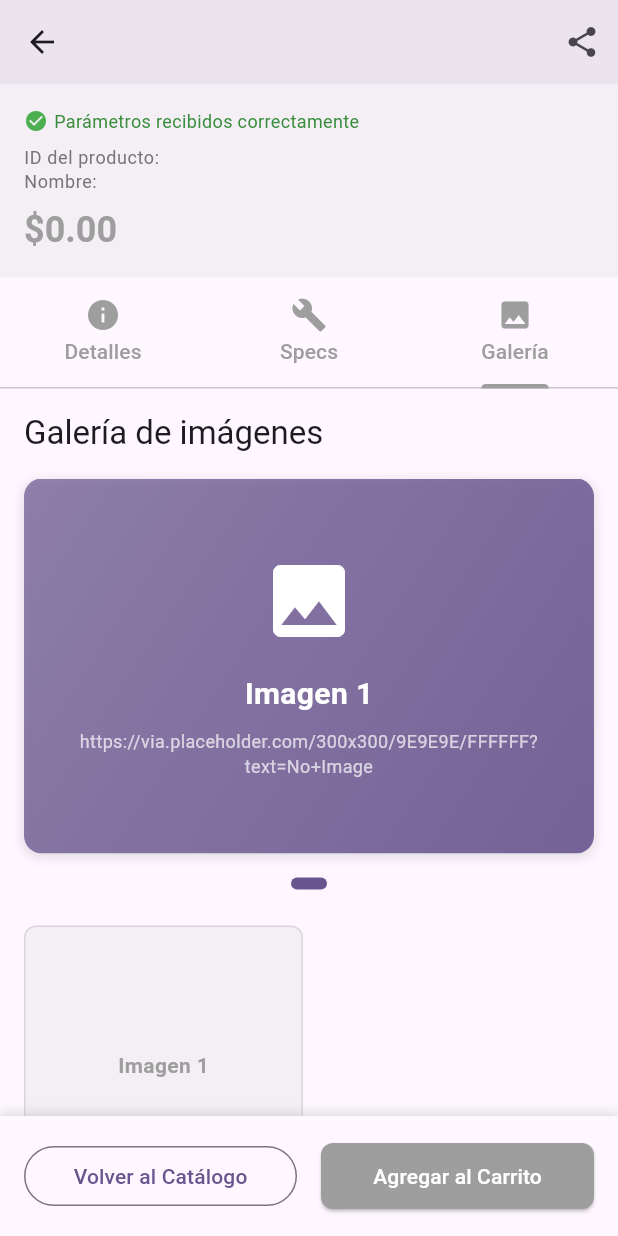
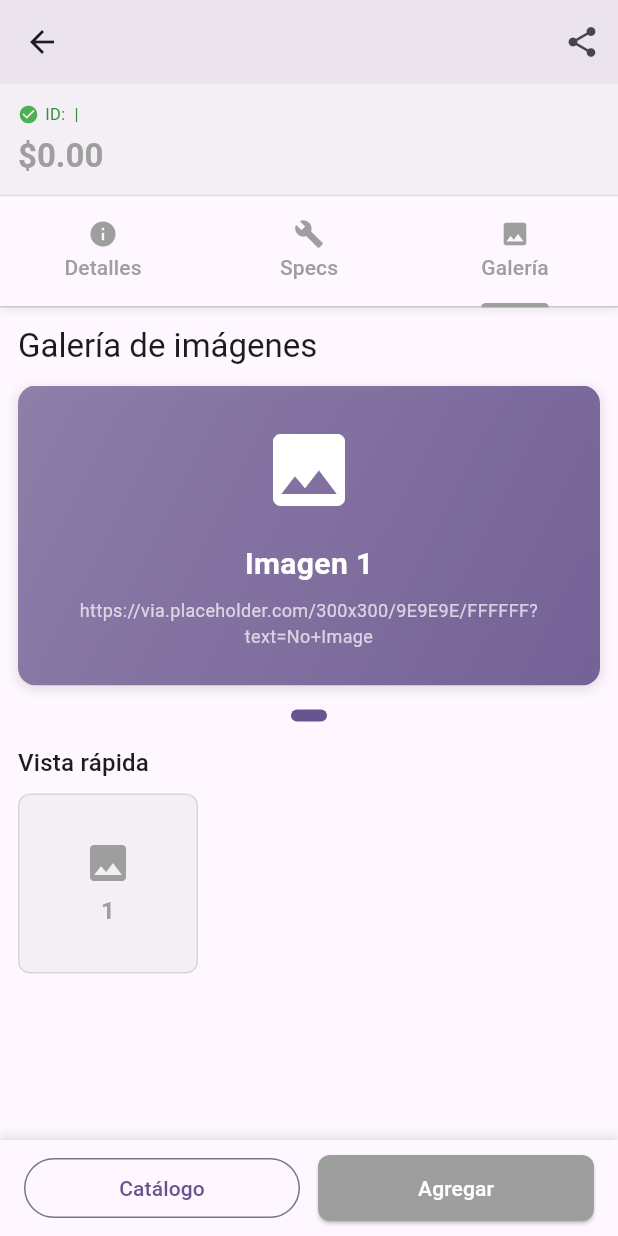
Before and after one commit to TheBarkats/TalleresMoviles, a Flutter app: the ProductDetailPage screen opened directly with empty values, tab 3 chosen, on a phone screen of 412 x 824 dp. Run offline on Flutter 3.47's test engine with Material 3 defaults, Android fonts, the phone set to English and light mode, and no system bars; our stand-ins replace go_router.

Commit message:
Solucionando overflow en GridView - usando Stack con altura fija

```diff
--- a/lib/features/taller2/presentation/pages/product_detail_page.dart
+++ b/lib/features/taller2/presentation/pages/product_detail_page.dart
@@ -27,7 +27,7 @@ class _ProductDetailPageState extends State<ProductDetailPage>
     super.initState();
     // LIFECYCLE: initState se ejecuta una sola vez al crear el widget
     // Inicializamos el TabController y cargamos datos del producto
-    print('🟢 ProductDetailPage - initState(): Inicializando detalle del producto ID: ${widget.productId}');
+    debugPrint('🟢 ProductDetailPage - initState(): Inicializando detalle del producto ID: ${widget.productId}');
 
     _tabController = TabController(length: 3, vsync: this);
     _loadProductData();
@@ -38,7 +38,7 @@ class _ProductDetailPageState extends State<ProductDetailPage>
     super.didChangeDependencies();
     // LIFECYCLE: Se ejecuta después de initState y cuando cambian las dependencias
     // Útil para operaciones que dependen del contexto como Theme, MediaQuery
-    print('🟡 ProductDetailPage - didChangeDependencies(): Configurando dependencias del contexto');
+    debugPrint('🟡 ProductDetailPage - didChangeDependencies(): Configurando dependencias del contexto');
   }
 
   void _loadProductData() {
@@ -120,19 +120,19 @@ class _ProductDetailPageState extends State<ProductDetailPage>
   @override
   Widget build(BuildContext context) {
     // LIFECYCLE: Se ejecuta cada vez que se necesita reconstruir el widget
-    print('🔵 ProductDetailPage - build(): Construyendo UI del producto ${widget.productName}');
+    debugPrint('🔵 ProductDetailPage - build(): Construyendo UI del producto ${widget.productName}');
 
     return Scaffold(
       appBar: AppBar(
         title: Text(productData['name']),
-        backgroundColor: productData['color'].withOpacity(0.1),
+        backgroundColor: productData['color'].withValues(alpha: 0.1),
         actions: [
           IconButton(
             icon: const Icon(Icons.share),
             onPressed: () {
               setState(() {
                 // LIFECYCLE: setState fuerza una reconstrucción del widget
-                print('🔄 ProductDetailPage - setState(): Compartiendo producto');
+                debugPrint('🔄 ProductDetailPage - setState(): Compartiendo producto');
               });
               ScaffoldMessenger.of(context).showSnackBar(
                 SnackBar(
@@ -145,13 +145,22 @@ class _ProductDetailPageState extends State<ProductDetailPage>
         ],
       ),
 
-      body: Column(
+      body: SafeArea(
+        child: Column(
           children: [
-          // Información básica del producto
+            // Información básica del producto - Más compacta
             Container(
               width: double.infinity,
-            padding: const EdgeInsets.all(16.0),
-            color: productData['color'].withOpacity(0.1),
+              padding: const EdgeInsets.all(12.0),
+              decoration: BoxDecoration(
+                color: productData['color'].withValues(alpha: 0.1),
+                border: Border(
+                  bottom: BorderSide(
+                    color: productData['color'].withValues(alpha: 0.2),
+                    width: 1,
+                  ),
+                ),
+              ),
               child: Column(
                 crossAxisAlignment: CrossAxisAlignment.start,
                 children: [
@@ -160,35 +169,25 @@ class _ProductDetailPageState extends State<ProductDetailPage>
                       Icon(
                         Icons.check_circle,
                         color: Colors.green,
-                      size: 16,
+                        size: 14,
                       ),
                       const SizedBox(width: 4),
-                    Text(
-                      'Parámetros recibidos correctamente',
+                      Expanded(
+                        child: Text(
+                          'ID: ${widget.productId} | ${widget.productName}',
                           style: TextStyle(
                             color: Colors.green.shade700,
-                        fontSize: 12,
+                            fontSize: 11,
+                          ),
+                          overflow: TextOverflow.ellipsis,
                         ),
                       ),
                     ],
                   ),
-                const SizedBox(height: 8),
-                Text(
-                  'ID del producto: ${widget.productId}',
-                  style: Theme.of(context).textTheme.bodySmall?.copyWith(
-                    color: Colors.grey.shade600,
-                  ),
-                ),
-                Text(
-                  'Nombre: ${widget.productName}',
-                  style: Theme.of(context).textTheme.bodySmall?.copyWith(
-                    color: Colors.grey.shade600,
-                  ),
-                ),
-                const SizedBox(height: 8),
+                  const SizedBox(height: 6),
                   Text(
                     '\$${productData['price'].toStringAsFixed(2)}',
-                  style: Theme.of(context).textTheme.headlineSmall?.copyWith(
+                    style: Theme.of(context).textTheme.titleLarge?.copyWith(
                       color: productData['color'],
                       fontWeight: FontWeight.bold,
                     ),
@@ -198,16 +197,28 @@ class _ProductDetailPageState extends State<ProductDetailPage>
             ),
 
             // TabBar para diferentes secciones
-          TabBar(
+            Container(
+              decoration: BoxDecoration(
+                color: Theme.of(context).scaffoldBackgroundColor,
+                boxShadow: [
+                  BoxShadow(
+                    color: Colors.grey.withValues(alpha: 0.2),
+                    offset: const Offset(0, 2),
+                    blurRadius: 4,
+                  ),
+                ],
+              ),
+              child: TabBar(
                 controller: _tabController,
                 labelColor: productData['color'],
                 unselectedLabelColor: Colors.grey,
                 indicatorColor: productData['color'],
                 tabs: const [
-              Tab(icon: Icon(Icons.info), text: 'Detalles'),
-              Tab(icon: Icon(Icons.build), text: 'Specs'),
-              Tab(icon: Icon(Icons.photo), text: 'Galería'),
+                  Tab(icon: Icon(Icons.info, size: 20), text: 'Detalles'),
+                  Tab(icon: Icon(Icons.build, size: 20), text: 'Specs'),
+                  Tab(icon: Icon(Icons.photo, size: 20), text: 'Galería'),
                 ],
+              ),
             ),
 
             // Contenido de las tabs
@@ -223,37 +234,40 @@ class _ProductDetailPageState extends State<ProductDetailPage>
             ),
           ],
         ),
+      ),
 
-      // Botones de acción
+      // Botones de acción - Más compactos
       bottomNavigationBar: Container(
-        padding: const EdgeInsets.all(16.0),
+        padding: const EdgeInsets.symmetric(horizontal: 16.0, vertical: 8.0),
         decoration: BoxDecoration(
           color: Theme.of(context).scaffoldBackgroundColor,
           boxShadow: [
             BoxShadow(
-              color: Colors.grey.withOpacity(0.3),
+              color: Colors.grey.withValues(alpha: 0.3),
               spreadRadius: 1,
               blurRadius: 5,
               offset: const Offset(0, -2),
             ),
           ],
         ),
+        child: SafeArea(
           child: Row(
             children: [
               Expanded(
                 child: OutlinedButton(
                   onPressed: () => context.go('/'),
-                child: const Text('Volver al Catálogo'),
+                  child: const Text('Catálogo'),
                 ),
               ),
-            const SizedBox(width: 16),
+              const SizedBox(width: 12),
               Expanded(
                 child: ElevatedButton(
                   onPressed: () {
                     ScaffoldMessenger.of(context).showSnackBar(
                       SnackBar(
-                      content: Text('${productData['name']} agregado al carrito'),
+                        content: Text('${productData['name']} agregado'),
                         backgroundColor: productData['color'],
+                        duration: const Duration(seconds: 2),
                       ),
                     );
                   },
@@ -261,10 +275,11 @@ class _ProductDetailPageState extends State<ProductDetailPage>
                     backgroundColor: productData['color'],
                     foregroundColor: Colors.white,
                   ),
-                child: const Text('Agregar al Carrito'),
+                  child: const Text('Agregar'),
                 ),
               ),
             ],
+          ),
         ),
       ),
     );
@@ -357,7 +372,7 @@ class _ProductDetailPageState extends State<ProductDetailPage>
 
   Widget _buildGalleryTab() {
     return SingleChildScrollView(
-      padding: const EdgeInsets.all(16.0),
+      padding: const EdgeInsets.all(12.0),
       child: Column(
         crossAxisAlignment: CrossAxisAlignment.start,
         children: [
@@ -365,42 +380,60 @@ class _ProductDetailPageState extends State<ProductDetailPage>
             'Galería de imágenes',
             style: Theme.of(context).textTheme.titleLarge,
           ),
-          const SizedBox(height: 16),
+          const SizedBox(height: 12),
 
           // Widget personalizado: Carrusel de imágenes
           ImageCarouselWidget(
             images: productData['images'],
-            height: 250,
+            height: 200, // Reducir altura para evitar overflow
             autoPlay: true,
           ),
 
-          const SizedBox(height: 24),
+          const SizedBox(height: 16),
 
-          // Grid de imágenes adicionales
-          GridView.builder(
-            shrinkWrap: true,
-            physics: const NeverScrollableScrollPhysics(),
+          // Grid de imágenes adicionales - Más compacto
+          Text(
+            'Vista rápida',
+            style: Theme.of(context).textTheme.titleMedium,
+          ),
+          const SizedBox(height: 8),
+          SizedBox(
+            height: 120, // Altura fija para evitar overflow
+            child: GridView.builder(
+              scrollDirection: Axis.horizontal,
               gridDelegate: const SliverGridDelegateWithFixedCrossAxisCount(
-              crossAxisCount: 2,
+                crossAxisCount: 1,
                 childAspectRatio: 1,
-              crossAxisSpacing: 8,
                 mainAxisSpacing: 8,
               ),
               itemCount: productData['images'].length,
               itemBuilder: (context, index) => Container(
                 decoration: BoxDecoration(
-                color: productData['color'].withOpacity(0.1),
+                  color: productData['color'].withValues(alpha: 0.1),
                   borderRadius: BorderRadius.circular(8),
                   border: Border.all(
-                  color: productData['color'].withOpacity(0.3),
+                    color: productData['color'].withValues(alpha: 0.3),
                   ),
                 ),
                 child: Center(
-                child: Text(
-                  'Imagen ${index + 1}',
+                  child: Column(
+                    mainAxisAlignment: MainAxisAlignment.center,
+                    children: [
+                      Icon(
+                        Icons.image,
+                        color: productData['color'],
+                        size: 32,
+                      ),
+                      const SizedBox(height: 4),
+                      Text(
+                        '${index + 1}',
                         style: TextStyle(
                           color: productData['color'],
                           fontWeight: FontWeight.bold,
+                          fontSize: 16,
+                        ),
+                      ),
+                    ],
                   ),
                 ),
               ),
@@ -415,7 +448,7 @@ class _ProductDetailPageState extends State<ProductDetailPage>
   void dispose() {
     // LIFECYCLE: Se ejecuta cuando el widget se elimina permanentemente
     // Importante: limpiar el TabController para evitar memory leaks
-    print('🔴 ProductDetailPage - dispose(): Limpiando TabController y recursos');
+    debugPrint('🔴 ProductDetailPage - dispose(): Limpiando TabController y recursos');
     _tabController.dispose();
     super.dispose();
   }
--- a/lib/features/taller2/presentation/widgets/image_carousel_widget.dart
+++ b/lib/features/taller2/presentation/widgets/image_carousel_widget.dart
@@ -33,7 +33,7 @@ class _ImageCarouselWidgetState extends State<ImageCarouselWidget> {
     super.initState();
     // LIFECYCLE: initState - Inicialización del widget del carrusel
     // Se inicializa el PageController y se configura el auto-play si está habilitado
-    print('🟢 ImageCarouselWidget - initState(): Inicializando carrusel con ${widget.images.length} imágenes');
+    debugPrint('🟢 ImageCarouselWidget - initState(): Inicializando carrusel con ${widget.images.length} imágenes');
 
     _pageController = PageController(initialPage: 0);
 
@@ -47,7 +47,7 @@ class _ImageCarouselWidgetState extends State<ImageCarouselWidget> {
     super.didChangeDependencies();
     // LIFECYCLE: didChangeDependencies - Se ejecuta cuando cambian las dependencias
     // Útil para obtener el tema actual para los indicadores
-    print('🟡 ImageCarouselWidget - didChangeDependencies(): Configurando tema del carrusel');
+    debugPrint('🟡 ImageCarouselWidget - didChangeDependencies(): Configurando tema del carrusel');
   }
 
   void _startAutoPlay() {
@@ -55,7 +55,7 @@ class _ImageCarouselWidgetState extends State<ImageCarouselWidget> {
       if (mounted) {
         setState(() {
           // LIFECYCLE: setState - Actualiza el índice actual para el auto-play
-          print('🔄 ImageCarouselWidget - setState(): Auto-play cambiando a imagen ${(_currentIndex + 1) % widget.images.length}');
+          debugPrint('🔄 ImageCarouselWidget - setState(): Auto-play cambiando a imagen ${(_currentIndex + 1) % widget.images.length}');
 
           _currentIndex = (_currentIndex + 1) % widget.images.length;
           _pageController.animateToPage(
@@ -76,7 +76,7 @@ class _ImageCarouselWidgetState extends State<ImageCarouselWidget> {
   @override
   Widget build(BuildContext context) {
     // LIFECYCLE: build - Construye la UI del carrusel
-    print('🔵 ImageCarouselWidget - build(): Construyendo carrusel en índice $_currentIndex');
+    debugPrint('🔵 ImageCarouselWidget - build(): Construyendo carrusel en índice $_currentIndex');
 
     if (widget.images.isEmpty) {
       return Container(
@@ -130,7 +130,7 @@ class _ImageCarouselWidgetState extends State<ImageCarouselWidget> {
               borderRadius: BorderRadius.circular(12),
               boxShadow: [
                 BoxShadow(
-                  color: Colors.black.withOpacity(0.1),
+                  color: Colors.black.withValues(alpha: 0.1),
                   spreadRadius: 1,
                   blurRadius: 5,
                   offset: const Offset(0, 2),
@@ -154,8 +154,8 @@ class _ImageCarouselWidgetState extends State<ImageCarouselWidget> {
                         begin: Alignment.topLeft,
                         end: Alignment.bottomRight,
                         colors: [
-                          Theme.of(context).primaryColor.withOpacity(0.7),
-                          Theme.of(context).primaryColor.withOpacity(0.9),
+                          Theme.of(context).primaryColor.withValues(alpha: 0.7),
+                          Theme.of(context).primaryColor.withValues(alpha: 0.9),
                         ],
                       ),
                     ),
@@ -304,7 +304,7 @@ class _ImageCarouselWidgetState extends State<ImageCarouselWidget> {
   void dispose() {
     // LIFECYCLE: dispose - Limpieza de recursos cuando el widget se elimina
     // Importante: cancelar el timer y disponer del PageController
-    print('🔴 ImageCarouselWidget - dispose(): Limpiando timer y PageController del carrusel');
+    debugPrint('🔴 ImageCarouselWidget - dispose(): Limpiando timer y PageController del carrusel');
 
     _stopAutoPlay();
     _pageController.dispose();
```
Also changed, not shown: lib/core/routing/app_router.dart (+6 -6 lines), lib/features/taller2/presentation/pages/home_page.dart (+43 -32 lines), lib/features/taller2/presentation/pages/navigation_demo_page.dart (+7 -7 lines). Lines whose indentation alone changed are shown as unchanged.
